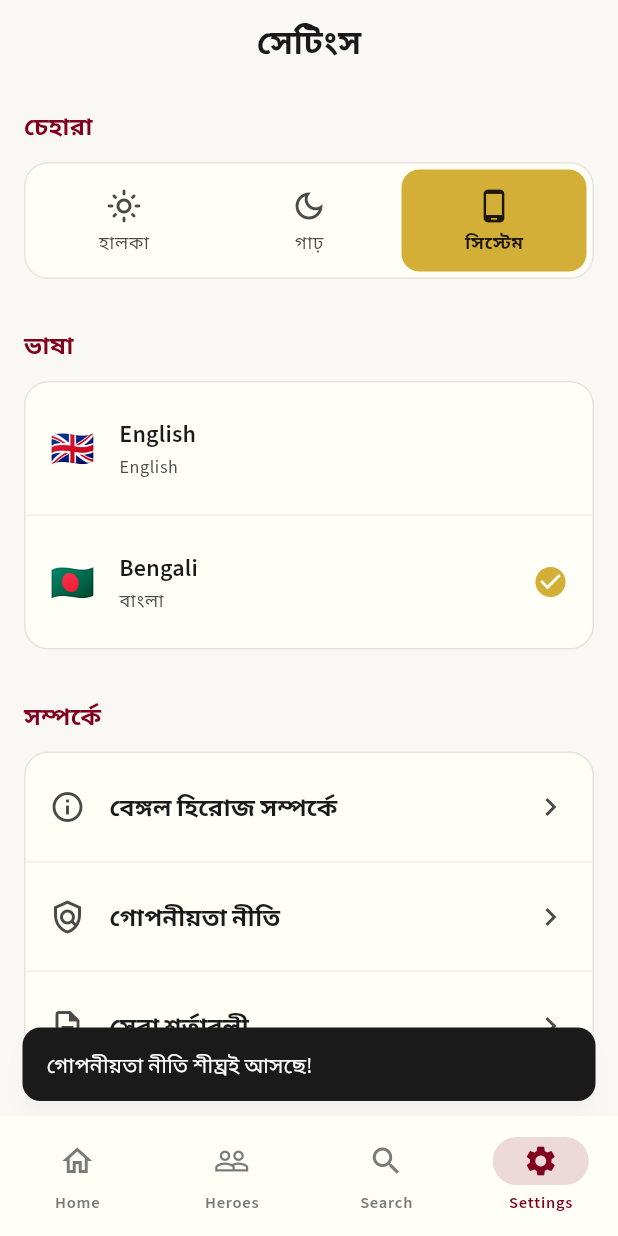
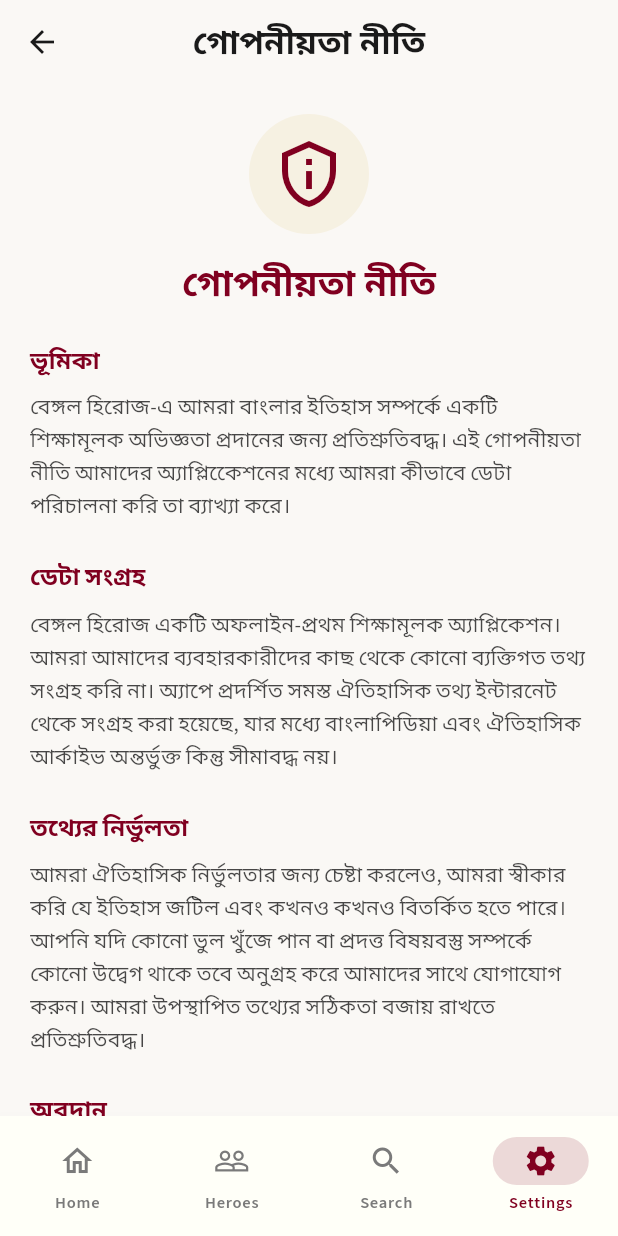
Before and after one commit to mahmud-r-farhan/bengal-heroes, a Flutter app: the SettingsScreen screen opened by its route, after a tap on "🇧🇩", after a tap on "গোপনীয়তা নীতি", on a phone screen of 412 x 824 dp. Run offline on Flutter 3.47's test engine with Material 3 defaults, Android fonts, the phone set to English and light mode, and no system bars; our stand-ins replace easy_localization, flutter_animate, flutter_riverpod, go_router, google_fonts, shared_preferences and 1 more; missing offline and left inert: fuzzy; accounts and stored records are empty.

Commit message:
add privacy policy screen with data

```diff
--- a/bengal_heroes/assets/translations/bn.json
+++ b/bengal_heroes/assets/translations/bn.json
@@ -80,7 +80,20 @@
         "features_list": "• বিজ্ঞাপন মুক্ত - শুধুমাত্র শিক্ষার জন্য\n• অফলাইন - ইন্টারনেট ছাড়াই কাজ করে\n• দ্বিভাষিক - ইংরেজি ও বাংলা সমর্থন",
         "version": "সংস্করণ",
         "privacy_coming_soon": "গোপনীয়তা নীতি শীঘ্রই আসছে!",
-        "terms_coming_soon": "সেবা শর্তাবলী শীঘ্রই আসছে!"
+        "terms_coming_soon": "সেবা শর্তাবলী শীঘ্রই আসছে!",
+        "privacy": {
+            "title": "গোপনীয়তা নীতি",
+            "introduction": "ভূমিকা",
+            "introduction_desc": "বেঙ্গল হিরোজ-এ আমরা বাংলার ইতিহাস সম্পর্কে একটি শিক্ষামূলক অভিজ্ঞতা প্রদানের জন্য প্রতিশ্রুতিবদ্ধ। এই গোপনীয়তা নীতি আমাদের অ্যাপ্লিকেেশনের মধ্যে আমরা কীভাবে ডেটা পরিচালনা করি তা ব্যাখ্যা করে।",
+            "data_collection": "ডেটা সংগ্রহ",
+            "data_collection_desc": "বেঙ্গল হিরোজ একটি অফলাইন-প্রথম শিক্ষামূলক অ্যাপ্লিকেশন। আমরা আমাদের ব্যবহারকারীদের কাছ থেকে কোনো ব্যক্তিগত তথ্য সংগ্রহ করি না। অ্যাপে প্রদর্শিত সমস্ত ঐতিহাসিক তথ্য ইন্টারনেট থেকে সংগ্রহ করা হয়েছে, যার মধ্যে বাংলাপিডিয়া এবং ঐতিহাসিক আর্কাইভ অন্তর্ভুক্ত কিন্তু সীমাবদ্ধ নয়।",
+            "accuracy": "তথ্যের নির্ভুলতা",
+            "accuracy_desc": "আমরা ঐতিহাসিক নির্ভুলতার জন্য চেষ্টা করলেও, আমরা স্বীকার করি যে ইতিহাস জটিল এবং কখনও কখনও বিতর্কিত হতে পারে। আপনি যদি কোনো ভুল খুঁজে পান বা প্রদত্ত বিষয়বস্তু সম্পর্কে কোনো উদ্বেগ থাকে তবে অনুগ্রহ করে আমাদের সাথে যোগাযোগ করুন। আমরা উপস্থাপিত তথ্যের সঠিকতা বজায় রাখতে প্রতিশ্রুতিবদ্ধ।",
+            "contributions": "অবদান",
+            "contributions_desc": "আমরা সম্প্রদায়ের কাছ থেকে অবদানকে স্বাগত জানাই। আপনার কাছে যদি ঐতিহাসিক তথ্য, ছবি বা গল্প থাকে যা আপনি মনে করেন বেঙ্গল হিরোজ-এ অন্তর্ভুক্ত করা উচিত, তবে ভবিষ্যতের আপডেটে অন্তর্ভুক্ত করার জন্য অনুগ্রহ করে আমাদের সাথে যোগাযোগ করুন।",
+            "contact": "আমাদের সাথে যোগাযোগ করুন",
+            "contact_desc": "সংশোধন, তথ্য অবদান বা এই গোপনীয়তা নীতি সম্পর্কিত যেকোনো প্রশ্নের জন্য অনুগ্রহ করে আমাদের অফিসিয়াল চ্যানেলের মাধ্যমে আমাদের সাথে যোগাযোগ করুন।"
+        }
     },
     "intro": {
         "skip": "এড়িয়ে যান",
--- a/bengal_heroes/assets/translations/en.json
+++ b/bengal_heroes/assets/translations/en.json
@@ -80,7 +80,20 @@
         "features_list": "• No ads - Pure educational focus\n• Offline-first - Works without internet\n• Bilingual - English & Bengali support",
         "version": "Version",
         "privacy_coming_soon": "Privacy Policy coming soon!",
-        "terms_coming_soon": "Terms of Service coming soon!"
+        "terms_coming_soon": "Terms of Service coming soon!",
+        "privacy": {
+            "title": "Privacy Policy",
+            "introduction": "Introduction",
+            "introduction_desc": "At Bengal Heroes, we are committed to providing an educational experience about the history of Bengal. This Privacy Policy explains how we handle data within our application.",
+            "data_collection": "Data Collection",
+            "data_collection_desc": "Bengal Heroes is an offline-first educational application. We do not collect personal information from our users. All historical data displayed in the app has been gathered from public internet sources, including but not limited to Banglapedia and historical archives.",
+            "accuracy": "Information Accuracy",
+            "accuracy_desc": "While we strive for historical accuracy, we acknowledge that history can be complex and sometimes debated. If you find any factual errors or have concerns about the content provided, please reach out to us. We are committed to maintaining the integrity of the information presented.",
+            "contributions": "Contributions",
+            "contributions_desc": "We welcome contributions from the community. If you have historical data, images, or stories that you believe should be included in Bengal Heroes, please contact us for possible inclusion in future updates.",
+            "contact": "Contact Us",
+            "contact_desc": "For corrections, data contributions, or any questions regarding this privacy policy, please contact us through our official channels."
+        }
     },
     "intro": {
         "skip": "Skip",
--- /dev/null
+++ b/bengal_heroes/lib/features/settings/privacy_policy_screen.dart
@@ -0,0 +1,129 @@
+import 'package:easy_localization/easy_localization.dart';
+import 'package:flutter/material.dart';
+
+import '../../core/theme/app_colors.dart';
+
+class PrivacyPolicyScreen extends StatelessWidget {
+  const PrivacyPolicyScreen({super.key});
+
+  @override
+  Widget build(BuildContext context) {
+    final theme = Theme.of(context);
+
+    return Scaffold(
+      appBar: AppBar(
+        title: Text('settings.privacy.title'.tr()),
+      ),
+      body: SingleChildScrollView(
+        padding: const EdgeInsets.all(20),
+        child: Column(
+          crossAxisAlignment: CrossAxisAlignment.start,
+          children: [
+            _buildHeader(context, 'settings.privacy.title'.tr()),
+            const SizedBox(height: 24),
+
+            _buildSection(
+              context,
+              'settings.privacy.introduction'.tr(),
+              'settings.privacy.introduction_desc'.tr(),
+            ),
+
+            _buildSection(
+              context,
+              'settings.privacy.data_collection'.tr(),
+              'settings.privacy.data_collection_desc'.tr(),
+            ),
+
+            _buildSection(
+              context,
+              'settings.privacy.accuracy'.tr(),
+              'settings.privacy.accuracy_desc'.tr(),
+            ),
+
+            _buildSection(
+              context,
+              'settings.privacy.contributions'.tr(),
+              'settings.privacy.contributions_desc'.tr(),
+            ),
+
+            _buildSection(
+              context,
+              'settings.privacy.contact'.tr(),
+              'settings.privacy.contact_desc'.tr(),
+            ),
+
+            const SizedBox(height: 40),
+            Center(
+              child: Text(
+                'settings.made_with_love'.tr(),
+                style: theme.textTheme.bodySmall?.copyWith(
+                  fontStyle: FontStyle.italic,
+                  color: theme.colorScheme.onSurfaceVariant,
+                ),
+              ),
+            ),
+            const SizedBox(height: 20),
+          ],
+        ),
+      ),
+    );
+  }
+
+  Widget _buildHeader(BuildContext context, String title) {
+    return Center(
+      child: Column(
+        children: [
+          Container(
+            padding: const EdgeInsets.all(16),
+            decoration: BoxDecoration(
+              color: AppColors.primaryGold.withValues(alpha: 0.1),
+              shape: BoxShape.circle,
+            ),
+            child: Icon(
+              Icons.privacy_tip_outlined,
+              size: 48,
+              color: AppColors.primaryMaroon,
+            ),
+          ),
+          const SizedBox(height: 16),
+          Text(
+            title,
+            style: Theme.of(context).textTheme.headlineSmall?.copyWith(
+              fontWeight: FontWeight.bold,
+              color: AppColors.primaryMaroon,
+            ),
+            textAlign: TextAlign.center,
+          ),
+        ],
+      ),
+    );
+  }
+
+  Widget _buildSection(BuildContext context, String title, String description) {
+    final theme = Theme.of(context);
+
+    return Padding(
+      padding: const EdgeInsets.only(bottom: 24),
+      child: Column(
+        crossAxisAlignment: CrossAxisAlignment.start,
+        children: [
+          Text(
+            title,
+            style: theme.textTheme.titleMedium?.copyWith(
+              fontWeight: FontWeight.bold,
+              color: AppColors.primaryMaroon,
+            ),
+          ),
+          const SizedBox(height: 8),
+          Text(
+            description,
+            style: theme.textTheme.bodyMedium?.copyWith(
+              height: 1.5,
+              color: theme.colorScheme.onSurface.withValues(alpha: 0.8),
+            ),
+          ),
+        ],
+      ),
+    );
+  }
+}
--- a/bengal_heroes/lib/features/settings/settings_screen.dart
+++ b/bengal_heroes/lib/features/settings/settings_screen.dart
@@ -1,6 +1,8 @@
 import 'package:easy_localization/easy_localization.dart';
 import 'package:flutter/material.dart';
 import 'package:flutter_riverpod/flutter_riverpod.dart';
+
+import 'privacy_policy_screen.dart';
 
 import '../../core/constants/app_constants.dart';
 import '../../core/theme/app_colors.dart';
@@ -265,8 +267,11 @@
             title: Text('settings.privacy_policy'.tr()),
             trailing: const Icon(Icons.chevron_right),
             onTap: () {
-              ScaffoldMessenger.of(context).showSnackBar(
-                SnackBar(content: Text('settings.privacy_coming_soon'.tr())),
+              Navigator.push(
+                context,
+                MaterialPageRoute(
+                  builder: (context) => const PrivacyPolicyScreen(),
+                ),
               );
             },
           ),
```
